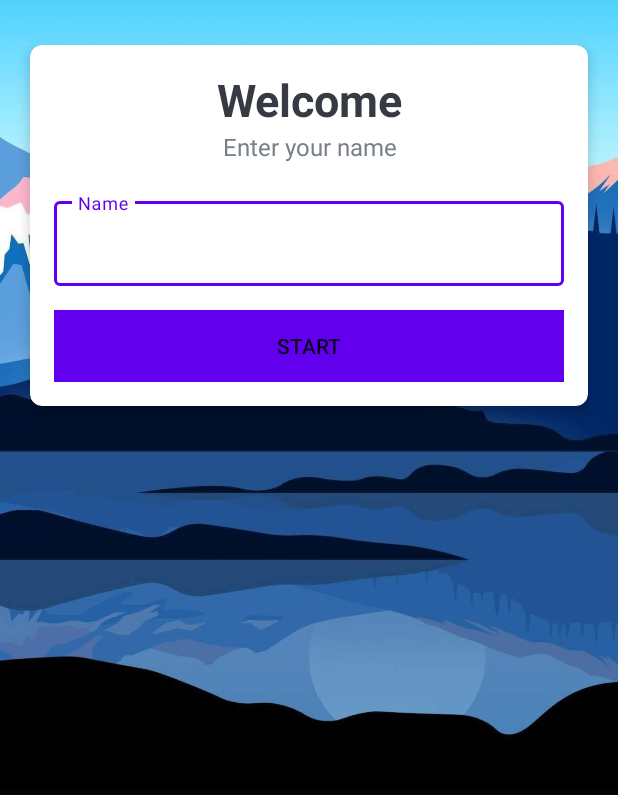
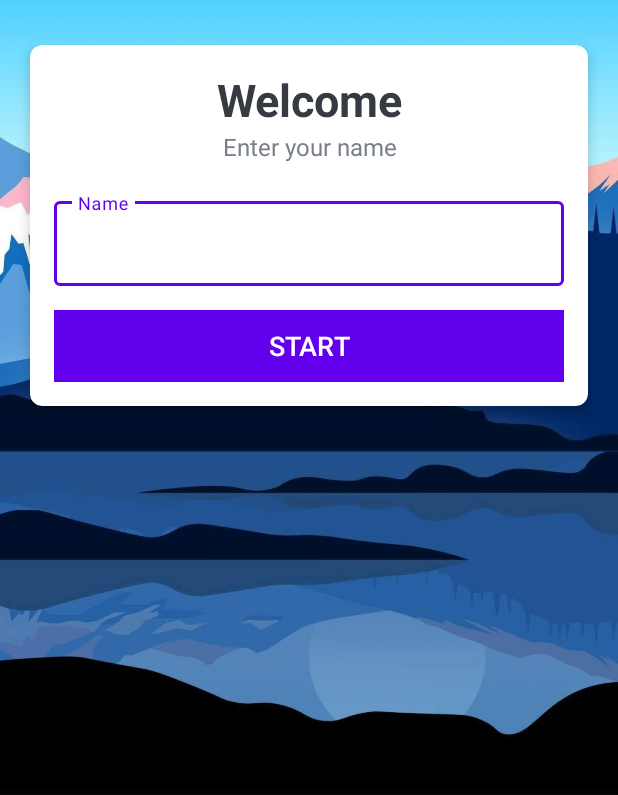
Before and after one commit to AleksaZatezalo/quizApp, an Android app: the screen it shows after launch (MainActivity), on a phone screen of 412 x 824 dp, the part 441-1236 px from its top. Run offline under Robolectric (Android 15) with nearby library versions, the phone set to English and light mode, and no system bars.

Commit message:
Basic UI Changes.

```diff
--- a/app/src/main/res/layout/activity_main.xml
+++ b/app/src/main/res/layout/activity_main.xml
@@ -75,7 +75,9 @@
                 android:layout_height="wrap_content"
                 android:layout_marginTop="16dp"
                 android:background="#FF6200EE"
-                android:text="Start">
+                android:text="Start"
+                android:textSize="18sp"
+                android:textColor="@color/white">
 
             </Button>
         </LinearLayout>
```
